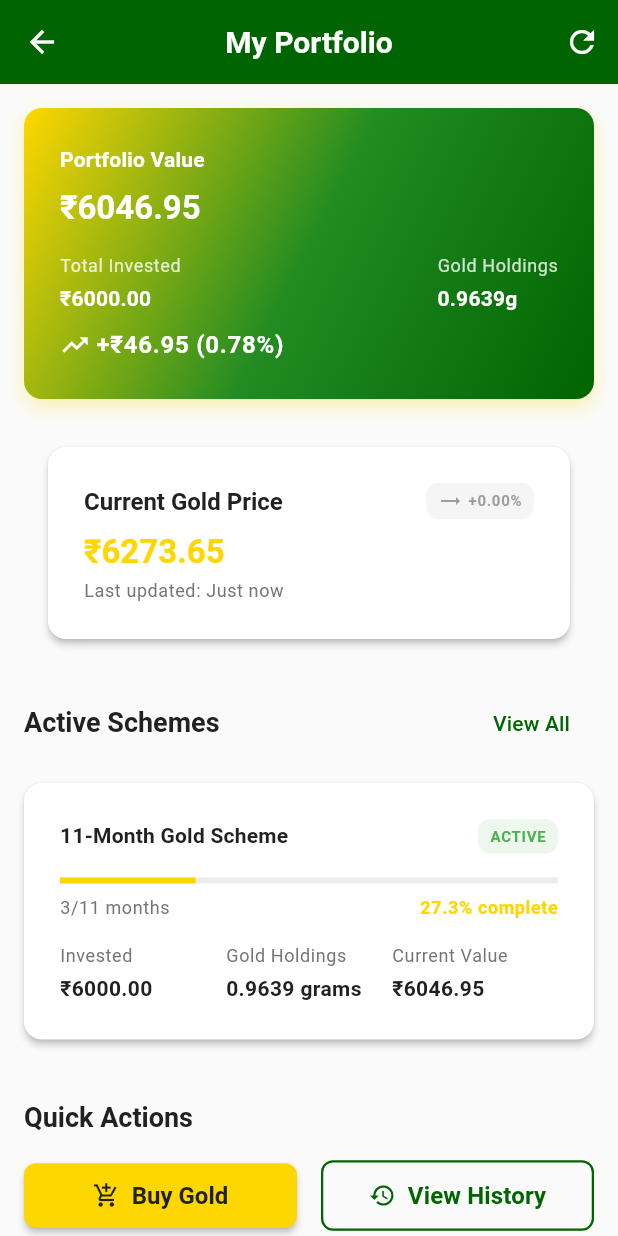
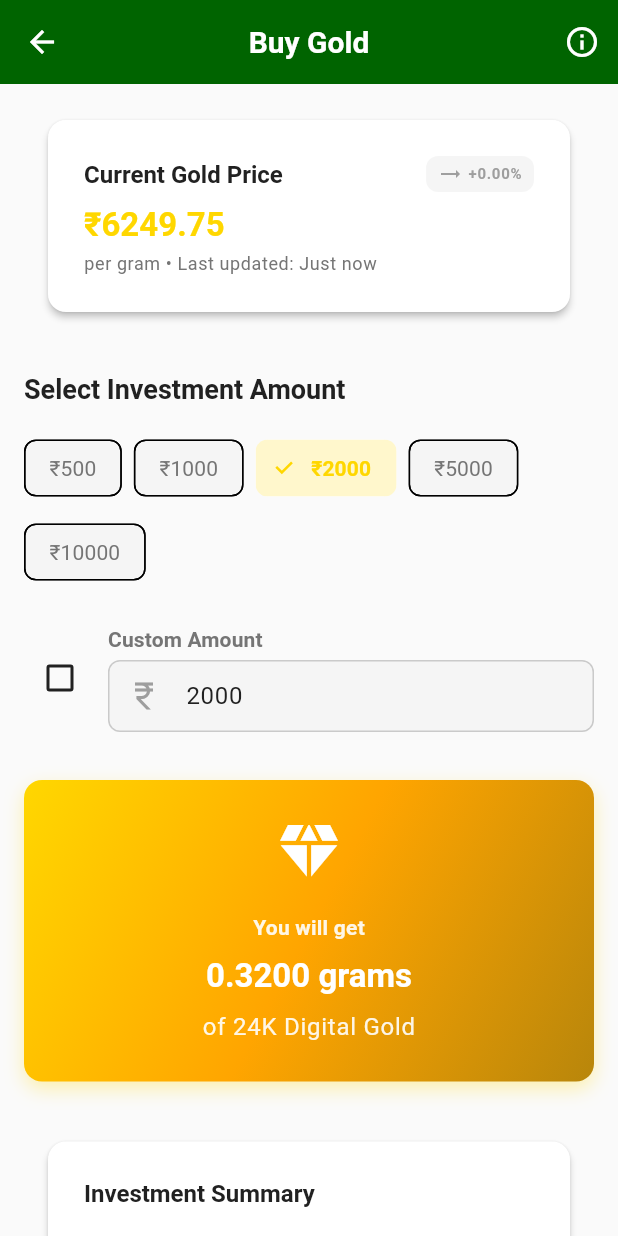
Before and after one commit to Srivatsan-20/digi-gold, a Flutter app: the HomePage screen opened directly, item 2 of the bottom bar chosen, after a tap on "Buy Gold", on a phone screen of 412 x 824 dp. Run offline on Flutter 3.47's test engine with Material 3 defaults, Android fonts, the phone set to English and light mode, and no system bars.

Commit message:
feat: Implement Buy Gold Screen (Phase 1)
 New Features:
- Complete Buy Gold screen with professional UI
- Real-time gold price integration with live updates
- Amount selection with predefined chips (₹500-₹10000)
- Custom amount input with validation (₹100-₹10,00,000)
- Live gold quantity calculations (amount  price = grams)
- Investment summary with detailed breakdown
- Beautiful gradient gold quantity preview card
- Form validation with error handling

 Navigation:
- Added Buy Gold navigation from Home screen
- Added Buy Gold navigation from Portfolio screen
- Replaced placeholder with functional screen

 UI/UX:
- Consistent gold/green theme
- Responsive design for all screen sizes
- Professional investment summary layout
- Real-time price trend indicators
- Interactive amount selection chips

 Technical:
- Integration with GoldPriceService
- Live price stream updates
- Input validation and formatting
- Error handling and user feedback

Ready for Phase 2: Payment Gateway Integration

```diff
--- /dev/null
+++ b/mobile/digi_gold/lib/features/gold/screens/buy_gold_screen.dart
@@ -0,0 +1,508 @@
+import 'package:flutter/material.dart';
+import 'package:flutter/services.dart';
+import '../../../core/theme/app_colors.dart';
+import '../../../core/utils/responsive.dart';
+import '../../../core/widgets/custom_button.dart';
+import '../../../core/widgets/custom_text_field.dart';
+import '../models/gold_price_model.dart';
+import '../services/gold_price_service.dart';
+
+class BuyGoldScreen extends StatefulWidget {
+  const BuyGoldScreen({super.key});
+
+  @override
+  State<BuyGoldScreen> createState() => _BuyGoldScreenState();
+}
+
+class _BuyGoldScreenState extends State<BuyGoldScreen> {
+  final GoldPriceService _priceService = GoldPriceService();
+  final TextEditingController _amountController = TextEditingController();
+
+  GoldPriceModel? _currentPrice;
+  double _selectedAmount = 2000.0;
+  bool _isCustomAmount = false;
+
+  // Predefined amount options
+  final List<double> _predefinedAmounts = [500, 1000, 2000, 5000, 10000];
+
+  @override
+  void initState() {
+    super.initState();
+    _initializeServices();
+    _amountController.text = _selectedAmount.toStringAsFixed(0);
+  }
+
+  @override
+  void dispose() {
+    _amountController.dispose();
+    super.dispose();
+  }
+
+  void _initializeServices() {
+    _priceService.initialize();
+
+    // Listen to price updates
+    _priceService.priceStream.listen((price) {
+      if (mounted) {
+        setState(() {
+          _currentPrice = price;
+        });
+      }
+    });
+
+    // Load initial price
+    _loadInitialPrice();
+  }
+
+  void _loadInitialPrice() async {
+    final price = await _priceService.getCurrentPrice();
+    setState(() {
+      _currentPrice = price;
+    });
+  }
+
+  @override
+  Widget build(BuildContext context) {
+    final goldQuantity = _currentPrice != null
+        ? _selectedAmount / _currentPrice!.pricePerGram
+        : 0.0;
+
+    return Scaffold(
+      appBar: AppBar(
+        title: const Text('Buy Gold'),
+        actions: [
+          IconButton(
+            icon: const Icon(Icons.info_outline),
+            onPressed: _showInfoDialog,
+          ),
+        ],
+      ),
+      body: SingleChildScrollView(
+        padding: Responsive.getPadding(context),
+        child: Column(
+          crossAxisAlignment: CrossAxisAlignment.start,
+          children: [
+            // Current Gold Price Card
+            _buildGoldPriceCard(),
+
+            const SizedBox(height: AppSpacing.xl),
+
+            // Amount Selection Section
+            _buildAmountSelectionSection(),
+
+            const SizedBox(height: AppSpacing.xl),
+
+            // Gold Quantity Preview
+            _buildGoldQuantityPreview(goldQuantity),
+
+            const SizedBox(height: AppSpacing.xl),
+
+            // Investment Summary
+            _buildInvestmentSummary(goldQuantity),
+
+            const SizedBox(height: AppSpacing.xxl),
+
+            // Buy Button
+            _buildBuyButton(),
+          ],
+        ),
+      ),
+    );
+  }
+
+  Widget _buildGoldPriceCard() {
+    if (_currentPrice == null) {
+      return const Card(
+        child: Padding(
+          padding: EdgeInsets.all(AppSpacing.lg),
+          child: Center(child: CircularProgressIndicator()),
+        ),
+      );
+    }
+
+    return Card(
+      child: Padding(
+        padding: const EdgeInsets.all(AppSpacing.lg),
+        child: Column(
+          crossAxisAlignment: CrossAxisAlignment.start,
+          children: [
+            Row(
+              mainAxisAlignment: MainAxisAlignment.spaceBetween,
+              children: [
+                Text(
+                  'Current Gold Price',
+                  style: Theme.of(context).textTheme.titleLarge?.copyWith(
+                    fontWeight: FontWeight.bold,
+                  ),
+                ),
+                Container(
+                  padding: const EdgeInsets.symmetric(
+                    horizontal: AppSpacing.sm,
+                    vertical: AppSpacing.xs,
+                  ),
+                  decoration: BoxDecoration(
+                    color: _currentPrice!.isPositive
+                        ? AppColors.success.withValues(alpha: 0.1)
+                        : _currentPrice!.isNegative
+                            ? AppColors.error.withValues(alpha: 0.1)
+                            : AppColors.grey.withValues(alpha: 0.1),
+                    borderRadius: BorderRadius.circular(AppBorderRadius.sm),
+                  ),
+                  child: Row(
+                    mainAxisSize: MainAxisSize.min,
+                    children: [
+                      Icon(
+                        _currentPrice!.isPositive
+                            ? Icons.trending_up
+                            : _currentPrice!.isNegative
+                                ? Icons.trending_down
+                                : Icons.trending_flat,
+                        size: 16,
+                        color: _currentPrice!.isPositive
+                            ? AppColors.success
+                            : _currentPrice!.isNegative
+                                ? AppColors.error
+                                : AppColors.grey,
+                      ),
+                      const SizedBox(width: AppSpacing.xs),
+                      Text(
+                        _currentPrice!.formattedChange,
+                        style: Theme.of(context).textTheme.labelSmall?.copyWith(
+                          color: _currentPrice!.isPositive
+                              ? AppColors.success
+                              : _currentPrice!.isNegative
+                                  ? AppColors.error
+                                  : AppColors.grey,
+                          fontWeight: FontWeight.w600,
+                        ),
+                      ),
+                    ],
+                  ),
+                ),
+              ],
+            ),
+            const SizedBox(height: AppSpacing.sm),
+            Text(
+              _currentPrice!.formattedPrice,
+              style: Theme.of(context).textTheme.headlineLarge?.copyWith(
+                color: AppColors.primaryGold,
+                fontWeight: FontWeight.bold,
+              ),
+            ),
+            const SizedBox(height: AppSpacing.xs),
+            Text(
+              'per gram • Last updated: ${_formatTime(_currentPrice!.timestamp)}',
+              style: Theme.of(context).textTheme.bodySmall?.copyWith(
+                color: AppColors.textSecondary,
+              ),
+            ),
+          ],
+        ),
+      ),
+    );
+  }
+
+  Widget _buildAmountSelectionSection() {
+    return Column(
+      crossAxisAlignment: CrossAxisAlignment.start,
+      children: [
+        Text(
+          'Select Investment Amount',
+          style: Theme.of(context).textTheme.headlineSmall?.copyWith(
+            fontWeight: FontWeight.bold,
+          ),
+        ),
+        const SizedBox(height: AppSpacing.md),
+
+        // Predefined Amount Chips
+        Wrap(
+          spacing: AppSpacing.sm,
+          runSpacing: AppSpacing.sm,
+          children: _predefinedAmounts.map((amount) {
+            final isSelected = !_isCustomAmount && _selectedAmount == amount;
+            return FilterChip(
+              label: Text('₹${amount.toStringAsFixed(0)}'),
+              selected: isSelected,
+              onSelected: (selected) {
+                setState(() {
+                  _selectedAmount = amount;
+                  _isCustomAmount = false;
+                  _amountController.text = amount.toStringAsFixed(0);
+                });
+              },
+              backgroundColor: AppColors.lightGrey,
+              selectedColor: AppColors.primaryGold.withValues(alpha: 0.2),
+              checkmarkColor: AppColors.primaryGold,
+              labelStyle: TextStyle(
+                color: isSelected ? AppColors.primaryGold : AppColors.textSecondary,
+                fontWeight: isSelected ? FontWeight.w600 : FontWeight.normal,
+              ),
+            );
+          }).toList(),
+        ),
+
+        const SizedBox(height: AppSpacing.lg),
+
+        // Custom Amount Input
+        Row(
+          children: [
+            Checkbox(
+              value: _isCustomAmount,
+              onChanged: (value) {
+                setState(() {
+                  _isCustomAmount = value ?? false;
+                  if (_isCustomAmount) {
+                    _amountController.clear();
+                  } else {
+                    _amountController.text = _selectedAmount.toStringAsFixed(0);
+                  }
+                });
+              },
+              activeColor: AppColors.primaryGold,
+            ),
+            const SizedBox(width: AppSpacing.sm),
+            Expanded(
+              child: CustomTextField(
+                label: 'Custom Amount',
+                hint: 'Enter amount in ₹',
+                controller: _amountController,
+                keyboardType: TextInputType.number,
+                enabled: _isCustomAmount,
+                prefixIcon: Icons.currency_rupee,
+                onChanged: (value) {
+                  final amount = double.tryParse(value) ?? 0.0;
+                  setState(() {
+                    _selectedAmount = amount;
+                  });
+                },
+                inputFormatters: [
+                  FilteringTextInputFormatter.digitsOnly,
+                  LengthLimitingTextInputFormatter(7), // Max 10 lakh
+                ],
+                validator: (value) {
+                  if (_isCustomAmount) {
+                    if (value == null || value.isEmpty) {
+                      return 'Please enter an amount';
+                    }
+                    final amount = double.tryParse(value);
+                    if (amount == null || amount < 100) {
+                      return 'Minimum amount is ₹100';
+                    }
+                    if (amount > 1000000) {
+                      return 'Maximum amount is ₹10,00,000';
+                    }
+                  }
+                  return null;
+                },
+              ),
+            ),
+          ],
+        ),
+      ],
+    );
+  }
+
+  Widget _buildGoldQuantityPreview(double goldQuantity) {
+    return Container(
+      width: double.infinity,
+      padding: const EdgeInsets.all(AppSpacing.lg),
+      decoration: BoxDecoration(
+        gradient: AppColors.goldGradient,
+        borderRadius: BorderRadius.circular(AppBorderRadius.md),
+        boxShadow: [
+          BoxShadow(
+            color: AppColors.primaryGold.withValues(alpha: 0.3),
+            blurRadius: 10,
+            offset: const Offset(0, 5),
+          ),
+        ],
+      ),
+      child: Column(
+        children: [
+          Icon(
+            Icons.diamond,
+            size: 48,
+            color: AppColors.white,
+          ),
+          const SizedBox(height: AppSpacing.md),
+          Text(
+            'You will get',
+            style: Theme.of(context).textTheme.titleMedium?.copyWith(
+              color: AppColors.white.withValues(alpha: 0.9),
+            ),
+          ),
+          const SizedBox(height: AppSpacing.sm),
+          Text(
+            '${goldQuantity.toStringAsFixed(4)} grams',
+            style: Theme.of(context).textTheme.headlineLarge?.copyWith(
+              color: AppColors.white,
+              fontWeight: FontWeight.bold,
+            ),
+          ),
+          const SizedBox(height: AppSpacing.sm),
+          Text(
+            'of 24K Digital Gold',
+            style: Theme.of(context).textTheme.bodyLarge?.copyWith(
+              color: AppColors.white.withValues(alpha: 0.9),
+            ),
+          ),
+        ],
+      ),
+    );
+  }
+
+  Widget _buildInvestmentSummary(double goldQuantity) {
+    return Card(
+      child: Padding(
+        padding: const EdgeInsets.all(AppSpacing.lg),
+        child: Column(
+          crossAxisAlignment: CrossAxisAlignment.start,
+          children: [
+            Text(
+              'Investment Summary',
+              style: Theme.of(context).textTheme.titleLarge?.copyWith(
+                fontWeight: FontWeight.bold,
+              ),
+            ),
+            const SizedBox(height: AppSpacing.md),
+            _buildSummaryRow('Investment Amount', '₹${_selectedAmount.toStringAsFixed(2)}'),
+            _buildSummaryRow('Gold Price', _currentPrice?.formattedPrice ?? '₹0.00'),
+            _buildSummaryRow('Gold Quantity', '${goldQuantity.toStringAsFixed(4)} grams'),
+            const Divider(height: AppSpacing.lg),
+            _buildSummaryRow(
+              'Total Payable',
+              '₹${_selectedAmount.toStringAsFixed(2)}',
+              isTotal: true,
+            ),
+          ],
+        ),
+      ),
+    );
+  }
+
+  Widget _buildSummaryRow(String label, String value, {bool isTotal = false}) {
+    return Padding(
+      padding: const EdgeInsets.symmetric(vertical: AppSpacing.xs),
+      child: Row(
+        mainAxisAlignment: MainAxisAlignment.spaceBetween,
+        children: [
+          Text(
+            label,
+            style: Theme.of(context).textTheme.bodyMedium?.copyWith(
+              fontWeight: isTotal ? FontWeight.bold : FontWeight.normal,
+              color: isTotal ? AppColors.textPrimary : AppColors.textSecondary,
+            ),
+          ),
+          Text(
+            value,
+            style: Theme.of(context).textTheme.bodyMedium?.copyWith(
+              fontWeight: FontWeight.bold,
+              color: isTotal ? AppColors.primaryGold : AppColors.textPrimary,
+            ),
+          ),
+        ],
+      ),
+    );
+  }
+
+  Widget _buildBuyButton() {
+    final isValidAmount = _selectedAmount >= 100 && _selectedAmount <= 1000000;
+
+    return GradientButton(
+      text: 'Proceed to Payment',
+      onPressed: isValidAmount ? _handleBuyGold : null,
+      gradient: AppColors.goldGreenGradient,
+      icon: Icons.payment,
+      isFullWidth: true,
+    );
+  }
+
+  void _handleBuyGold() {
+    if (_selectedAmount < 100) {
+      _showErrorDialog('Minimum investment amount is ₹100');
+      return;
+    }
+
+    if (_selectedAmount > 1000000) {
+      _showErrorDialog('Maximum investment amount is ₹10,00,000');
+      return;
+    }
+
+    // TODO: Navigate to payment screen
+    _showPaymentDialog();
+  }
+
+  void _showPaymentDialog() {
+    showDialog(
+      context: context,
+      builder: (context) => AlertDialog(
+        title: const Text('Payment Integration'),
+        content: Text(
+          'Payment gateway integration will be implemented in Phase 2.\n\n'
+          'Amount: ₹${_selectedAmount.toStringAsFixed(2)}\n'
+          'Gold: ${(_selectedAmount / (_currentPrice?.pricePerGram ?? 1)).toStringAsFixed(4)} grams'
+        ),
+        actions: [
+          TextButton(
+            onPressed: () => Navigator.pop(context),
+            child: const Text('OK'),
+          ),
+        ],
+      ),
+    );
+  }
+
+  void _showErrorDialog(String message) {
+    showDialog(
+      context: context,
+      builder: (context) => AlertDialog(
+        title: const Text('Invalid Amount'),
+        content: Text(message),
+        actions: [
+          TextButton(
+            onPressed: () => Navigator.pop(context),
+            child: const Text('OK'),
+          ),
+        ],
+      ),
+    );
+  }
+
+  void _showInfoDialog() {
+    showDialog(
+      context: context,
+      builder: (context) => AlertDialog(
+        title: const Text('About Digital Gold'),
+        content: const Text(
+          '• 24K pure digital gold\n'
+          '• Stored securely in digital vault\n'
+          '• Real-time price updates\n'
+          '• Minimum investment: ₹100\n'
+          '• Maximum investment: ₹10,00,000\n'
+          '• Instant purchase confirmation'
+        ),
+        actions: [
+          TextButton(
+            onPressed: () => Navigator.pop(context),
+            child: const Text('Got it'),
+          ),
+        ],
+      ),
+    );
+  }
+
+  String _formatTime(DateTime dateTime) {
+    final now = DateTime.now();
+    final difference = now.difference(dateTime);
+
+    if (difference.inMinutes < 1) {
+      return 'Just now';
+    } else if (difference.inMinutes < 60) {
+      return '${difference.inMinutes}m ago';
+    } else if (difference.inHours < 24) {
+      return '${difference.inHours}h ago';
+    } else {
+      return '${dateTime.day}/${dateTime.month}/${dateTime.year}';
+    }
+  }
+}
--- a/mobile/digi_gold/lib/features/gold/screens/portfolio_screen.dart
+++ b/mobile/digi_gold/lib/features/gold/screens/portfolio_screen.dart
@@ -7,6 +7,7 @@ import '../models/gold_scheme_model.dart';
 import '../services/gold_price_service.dart';
 import '../services/gold_scheme_service.dart';
 import 'transaction_history_screen.dart';
+import 'buy_gold_screen.dart';
 
 class PortfolioScreen extends StatefulWidget {
   const PortfolioScreen({super.key});
@@ -494,7 +495,12 @@ class _PortfolioScreenState extends State<PortfolioScreen> {
               child: CustomButton(
                 text: 'Buy Gold',
                 onPressed: () {
-                  // TODO: Navigate to buy gold
+                  Navigator.push(
+                    context,
+                    MaterialPageRoute(
+                      builder: (context) => const BuyGoldScreen(),
+                    ),
+                  );
                 },
                 type: ButtonType.primary,
                 icon: Icons.add_shopping_cart,
--- a/mobile/digi_gold/lib/main.dart
+++ b/mobile/digi_gold/lib/main.dart
@@ -6,6 +6,7 @@ import 'features/onboarding/screens/onboarding_screen.dart';
 import 'features/gold/screens/portfolio_screen.dart';
 import 'features/gold/screens/schemes_screen.dart';
 import 'features/gold/screens/transaction_history_screen.dart';
+import 'features/gold/screens/buy_gold_screen.dart';
 import 'features/gold/services/gold_price_service.dart';
 import 'features/gold/models/gold_price_model.dart';
 
@@ -274,11 +275,10 @@ class _HomePageState extends State<HomePage> {
                 Expanded(
                   child: ElevatedButton.icon(
                     onPressed: () {
-                      // TODO: Navigate to buy gold screen
-                      ScaffoldMessenger.of(context).showSnackBar(
-                        const SnackBar(
-                          content: Text('Buy Gold feature coming soon!'),
-                          backgroundColor: AppColors.info,
+                      Navigator.push(
+                        context,
+                        MaterialPageRoute(
+                          builder: (context) => const BuyGoldScreen(),
                         ),
                       );
                     },
```
